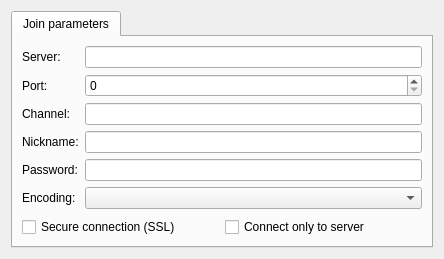
This is src/plugins/azoth/plugins/acetamide/ircjoingroupchat.ui in 0xd34df00d/leechcraft as Qt 5 draws it before an edit. The edited form follows.
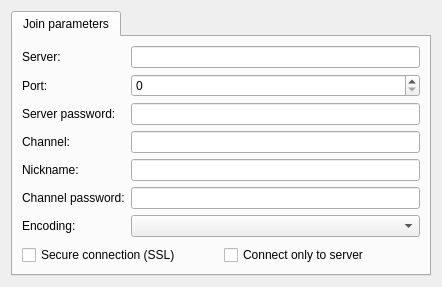
This is the edited form.

Commit message: Azoth Acetamide: add channel and server passwords in join dialog

What changed in the file:
```diff
--- a/src/plugins/azoth/plugins/acetamide/ircjoingroupchat.ui
+++ b/src/plugins/azoth/plugins/acetamide/ircjoingroupchat.ui
@@ -6,8 +6,8 @@
    <rect>
     <x>0</x>
     <y>0</y>
-    <width>444</width>
-    <height>230</height>
+    <width>442</width>
+    <height>262</height>
    </rect>
   </property>
   <property name="windowTitle">
@@ -66,7 +66,7 @@
            </property>
           </widget>
          </item>
-         <item row="2" column="0">
+         <item row="3" column="0">
           <widget class="QLabel" name="label_2">
            <property name="text">
             <string>Channel:</string>
@@ -76,14 +76,14 @@
            </property>
           </widget>
          </item>
-         <item row="2" column="1">
+         <item row="3" column="1">
           <widget class="QLineEdit" name="Channel_">
            <property name="text">
             <string/>
            </property>
           </widget>
          </item>
-         <item row="3" column="0">
+         <item row="4" column="0">
           <widget class="QLabel" name="label_3">
            <property name="text">
             <string>Nickname:</string>
@@ -93,27 +93,27 @@
            </property>
           </widget>
          </item>
-         <item row="3" column="1">
+         <item row="4" column="1">
           <widget class="QLineEdit" name="Nickname_"/>
          </item>
-         <item row="4" column="0">
+         <item row="5" column="0">
           <widget class="QLabel" name="label_4">
            <property name="text">
-            <string>Password:</string>
+            <string>Channel password:</string>
            </property>
            <property name="buddy">
             <cstring>Password_</cstring>
            </property>
           </widget>
          </item>
-         <item row="4" column="1">
+         <item row="5" column="1">
           <widget class="QLineEdit" name="Password_">
            <property name="echoMode">
-            <enum>QLineEdit::PasswordEchoOnEdit</enum>
+            <enum>QLineEdit::Password</enum>
            </property>
           </widget>
          </item>
-         <item row="5" column="0">
+         <item row="6" column="0">
           <widget class="QLabel" name="label_6">
            <property name="text">
             <string>Encoding:</string>
@@ -123,9 +123,23 @@
            </property>
           </widget>
          </item>
-         <item row="5" column="1">
+         <item row="6" column="1">
           <widget class="QComboBox" name="Encoding_"/>
          </item>
+         <item row="2" column="1">
+          <widget class="QLineEdit" name="ServerPassword_">
+           <property name="echoMode">
+            <enum>QLineEdit::Password</enum>
+           </property>
+          </widget>
+         </item>
+         <item row="2" column="0">
+          <widget class="QLabel" name="serverPasswordLabel">
+           <property name="text">
+            <string>Server password:</string>
+           </property>
+          </widget>
+         </item>
         </layout>
        </item>
        <item row="1" column="0">
```
The commit also changes 2 other files.
